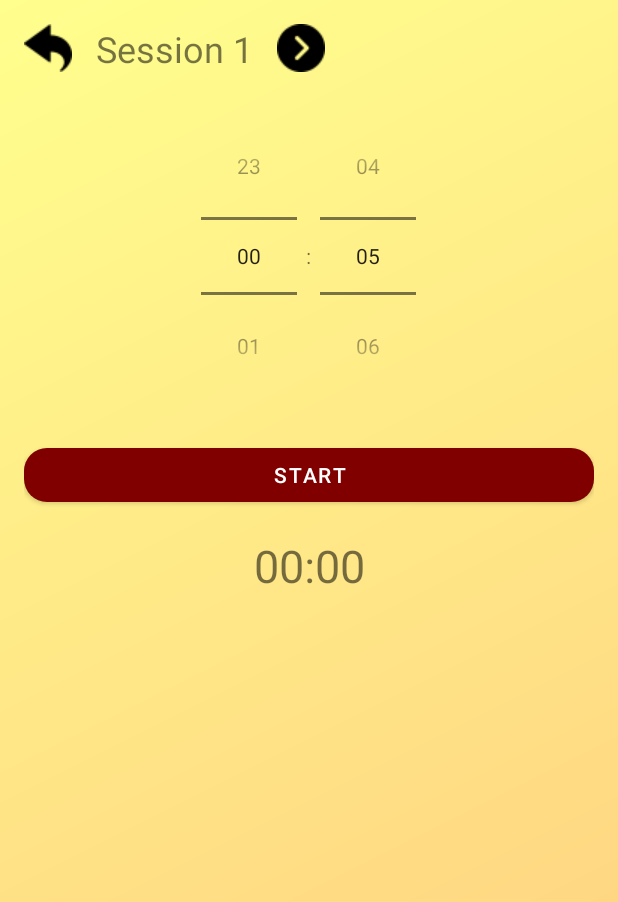
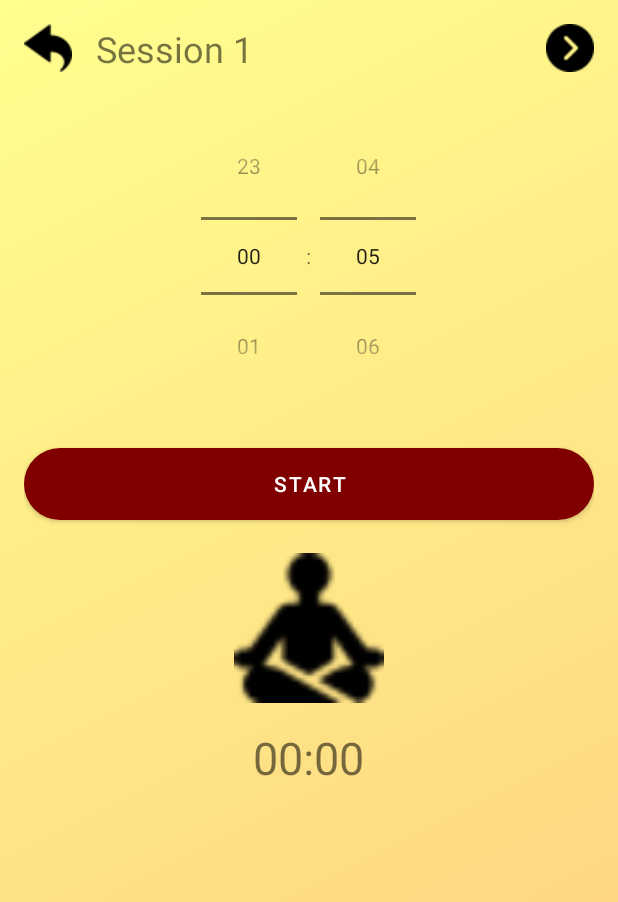
Before and after one commit to jasonpatigayon25/MeditationGuideApp, an Android app: the StartingSessionActivity screen opened directly, with no data from a screen before it, on a phone screen of 412 x 824 dp. Shown: the top 902 px of the screen. Run offline under Robolectric (Android 15) with nearby library versions, the phone set to English and light mode, and no system bars.

Commit message:
project and exam for finals

```diff
--- a/app/src/main/java/com/patigayon/meditationguideapp/StartingSessionActivity.kt
+++ b/app/src/main/java/com/patigayon/meditationguideapp/StartingSessionActivity.kt
@@ -1,9 +1,12 @@
 package com.patigayon.meditationguideapp
 
+import android.animation.ObjectAnimator
+import android.os.Build
 import android.os.Bundle
 import android.os.CountDownTimer
 import android.view.View
 import androidx.appcompat.app.AppCompatActivity
+import androidx.core.content.ContextCompat
 import com.patigayon.meditationguideapp.databinding.ActivityStartingSessionBinding
 
 class StartingSessionActivity : AppCompatActivity() {
@@ -11,50 +14,81 @@ class StartingSessionActivity : AppCompatActivity() {
     private var countDownTimer: CountDownTimer? = null
     private var timerRunning = false
     private var timeLeftInMillis: Long = 5 * 60000
+    private var colorAnimation: ObjectAnimator? = null
 
     override fun onCreate(savedInstanceState: Bundle?) {
         super.onCreate(savedInstanceState)
 
-        try {
-            supportActionBar!!.hide()
-        } catch (e: NullPointerException) {
-            e.printStackTrace()
-        }
+        supportActionBar?.hide()
 
         binding = ActivityStartingSessionBinding.inflate(layoutInflater)
         setContentView(binding.root)
 
-        binding.timePicker.setIs24HourView(true)
-        binding.timePicker.currentHour = 0
-        binding.timePicker.currentMinute = 5
-
-        binding.startButton.visibility = View.VISIBLE
-        binding.stopButton.visibility = View.GONE
-
-        binding.backButton.setOnClickListener {
-            finish()
-        }
-
-        binding.nextButton.setOnClickListener {
-            //
-        }
+        setupTimePicker()
 
         binding.startButton.setOnClickListener {
-            timeLeftInMillis = binding.timePicker.currentMinute.toLong() * 60000
-            startTimer(timeLeftInMillis)
-
-            timerRunning = true
-            binding.startButton.visibility = View.GONE
-            binding.stopButton.visibility = View.VISIBLE
+            if (!timerRunning) {
+                val selectedTime = getSelectedTimeFromPicker()
+                timeLeftInMillis = selectedTime * 60000L
+                startTimer(timeLeftInMillis)
+                animateMeditationIcon()
+            }
         }
 
         binding.stopButton.setOnClickListener {
             countDownTimer?.cancel()
-            updateCountDownText(timeLeftInMillis)
             timerRunning = false
-            binding.startButton.visibility = View.VISIBLE
-            binding.stopButton.visibility = View.GONE
+            updateButtons()
+            stopMeditationIconAnimation()
         }
+
+        updateButtons()
+    }
+
+    private fun setupTimePicker() {
+        if (Build.VERSION.SDK_INT >= Build.VERSION_CODES.M) {
+            binding.timePicker.apply {
+                setIs24HourView(true)
+                hour = 0
+                minute = 5
+            }
+        } else {
+            @Suppress("DEPRECATION")
+            binding.timePicker.apply {
+                setIs24HourView(true)
+                currentHour = 0
+                currentMinute = 5
+            }
+        }
+    }
+
+    private fun getSelectedTimeFromPicker(): Int {
+        return if (Build.VERSION.SDK_INT >= Build.VERSION_CODES.M) {
+            binding.timePicker.minute
+        } else {
+            @Suppress("DEPRECATION")
+            binding.timePicker.currentMinute
+        }
+    }
+
+    private fun animateMeditationIcon() {
+        colorAnimation = ObjectAnimator.ofArgb(
+            binding.meditationIcon.drawable.mutate(),
+            "tint",
+            ContextCompat.getColor(this, R.color.start_color),
+            ContextCompat.getColor(this, R.color.mid_color),
+            ContextCompat.getColor(this, R.color.end_color)
+        ).apply {
+            duration = 3000
+            repeatCount = ObjectAnimator.INFINITE
+            repeatMode = ObjectAnimator.REVERSE
+        }
+        colorAnimation?.start()
+    }
+
+    private fun stopMeditationIconAnimation() {
+        colorAnimation?.cancel()
+        binding.meditationIcon.clearColorFilter()
     }
 
     private fun startTimer(millisInFuture: Long) {
@@ -66,11 +100,12 @@ class StartingSessionActivity : AppCompatActivity() {
 
             override fun onFinish() {
                 timerRunning = false
-                binding.startButton.visibility = View.VISIBLE
-                binding.stopButton.visibility = View.GONE
-                updateCountDownText(0) // Clear the text
+                updateButtons()
+                updateCountDownText(0)
             }
         }.start()
+        timerRunning = true
+        updateButtons()
     }
 
     private fun updateCountDownText(timeInMillis: Long) {
@@ -79,4 +114,14 @@ class StartingSessionActivity : AppCompatActivity() {
         val timeFormatted = String.format("%02d:%02d", minutes, seconds)
         binding.timerTextView.text = timeFormatted
     }
+
+    private fun updateButtons() {
+        if (timerRunning) {
+            binding.startButton.visibility = View.GONE
+            binding.stopButton.visibility = View.VISIBLE
+        } else {
+            binding.startButton.visibility = View.VISIBLE
+            binding.stopButton.visibility = View.GONE
+        }
+    }
 }
--- a/app/src/main/res/layout/activity_detail.xml
+++ b/app/src/main/res/layout/activity_detail.xml
@@ -64,11 +64,11 @@
     <com.google.android.material.button.MaterialButton
         android:id="@+id/buttonStartMeditation"
         android:layout_width="match_parent"
-        android:layout_height="wrap_content"
+        android:layout_height="60dp"
         android:text="@string/start_meditation"
         android:textColor="@color/white"
         app:backgroundTint="@color/maroon"
-        app:cornerRadius="15dp"
+        app:cornerRadius="25dp"
         android:layout_margin="16dp"
         android:layout_alignParentBottom="true"
         android:elevation="4dp"/>
--- a/app/src/main/res/layout/activity_starting_session.xml
+++ b/app/src/main/res/layout/activity_starting_session.xml
@@ -11,7 +11,8 @@
         android:layout_width="wrap_content"
         android:layout_height="wrap_content"
         android:src="@drawable/ic_back"
-        android:contentDescription="@string/back" />
+        android:contentDescription="@string/back"
+        android:layout_alignParentTop="true"/>
 
     <TextView
         android:id="@+id/session_name"
@@ -30,9 +31,8 @@
         android:layout_height="wrap_content"
         android:src="@drawable/ic_next"
         android:contentDescription="@string/next"
-        android:layout_toEndOf="@id/session_name"
-        android:layout_marginStart="16dp"
-        android:layout_alignParentTop="true" />
+        android:layout_alignParentEnd="true"
+        android:layout_alignParentTop="true"/>
 
     <TimePicker
         android:id="@+id/time_picker"
@@ -42,36 +42,47 @@
         android:layout_marginTop="16dp"
         android:timePickerMode="spinner" />
 
-    <Button
+    <com.google.android.material.button.MaterialButton
         android:id="@+id/start_button"
         android:layout_width="match_parent"
-        android:layout_height="wrap_content"
+        android:layout_height="60dp"
         android:layout_below="@id/time_picker"
         android:text="@string/start"
         android:textColor="@color/white"
         app:backgroundTint="@color/maroon"
-        app:cornerRadius="15dp"
+        app:cornerRadius="25dp"
         android:layout_marginTop="16dp" />
 
-    <Button
+    <com.google.android.material.button.MaterialButton
         android:id="@+id/stop_button"
         android:layout_width="match_parent"
-        android:layout_height="wrap_content"
+        android:layout_height="60dp"
         android:text="@string/stop"
         android:textColor="@color/white"
         app:backgroundTint="@color/maroon"
-        app:cornerRadius="15dp"
+        app:cornerRadius="25dp"
         android:layout_below="@id/start_button"
         android:layout_marginTop="16dp"
         android:visibility="gone" />
 
+    <ImageView
+        android:id="@+id/meditationIcon"
+        android:layout_width="100dp"
+        android:layout_height="100dp"
+        android:src="@drawable/ic_meditate"
+        android:layout_centerHorizontal="true"
+        android:layout_below="@id/stop_button"
+        android:contentDescription="@string/start_your_meditation"
+        android:layout_marginTop="16dp"/>
+
     <TextView
         android:id="@+id/timerTextView"
-        android:layout_width="match_parent"
+        android:layout_width="wrap_content"
         android:layout_height="wrap_content"
-        android:layout_below="@id/stop_button"
+        android:layout_below="@id/meditationIcon"
         android:textSize="30sp"
         android:textAlignment="center"
+        android:layout_centerHorizontal="true"
         android:layout_marginTop="16dp"
         android:text="@string/timer_placeholder"/>
 
--- a/app/src/main/res/values/colors.xml
+++ b/app/src/main/res/values/colors.xml
@@ -17,4 +17,7 @@
     <color name="chill_color">#9F79EE</color>
     <color name="other_color">#D8BFD8</color>
     <color name="selected_item_background">#CCFFFFFF</color>
+    <color name="start_color">#FFBB86FC</color>
+    <color name="mid_color">#FF03DAC5</color>
+    <color name="end_color">#800000</color>
 </resources>
```
